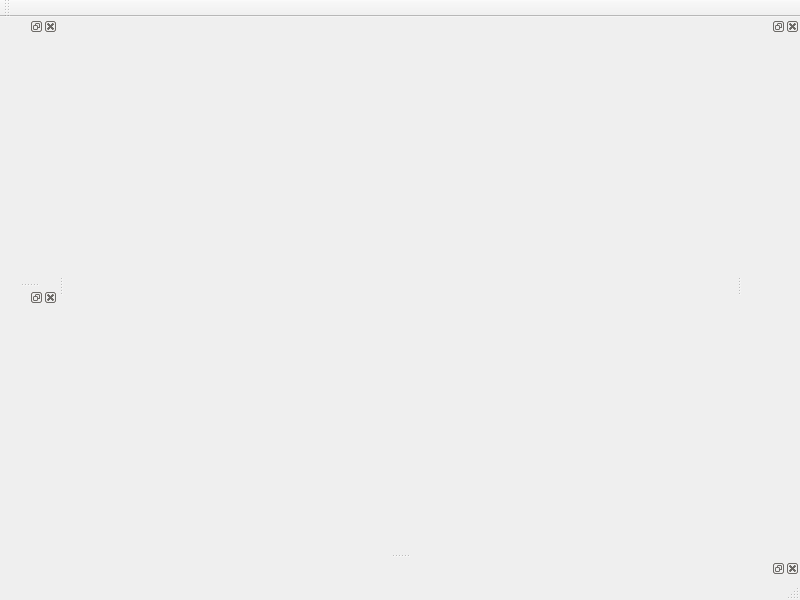
Old version of the form harbour/contrib/hbide/resources/mainwindow.ui in the repository harbour/core.
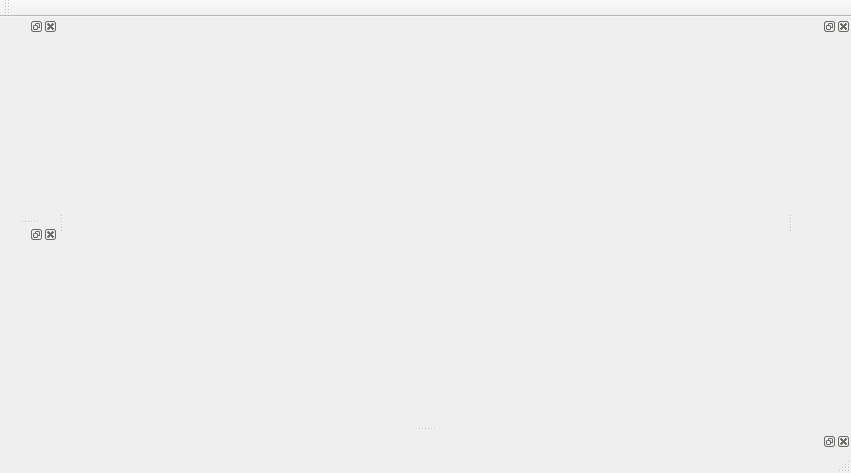
New version of the form.

```diff
--- a/harbour/contrib/hbide/resources/mainwindow.ui
+++ b/harbour/contrib/hbide/resources/mainwindow.ui
@@ -6,8 +6,8 @@
    <rect>
     <x>0</x>
     <y>0</y>
-    <width>800</width>
-    <height>600</height>
+    <width>851</width>
+    <height>473</height>
    </rect>
   </property>
   <property name="windowTitle">
```
Left out of the diff: 4 changed lines with no effect on the pictures.
